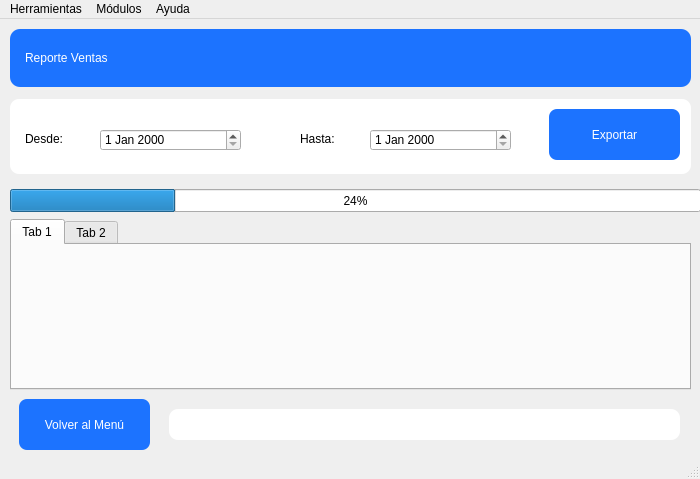
Old version of the form app/reporte_ventas/ui/view_reporte_ventas.ui in the repository SamSami25/PyWoo.
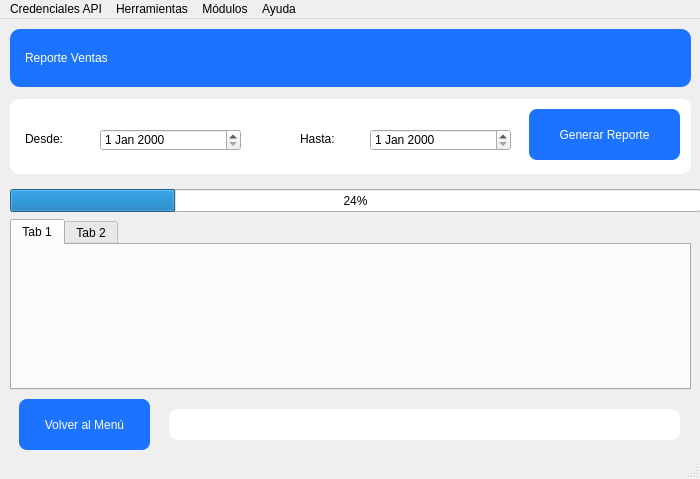
New version of the form.

```diff
--- a/app/reporte_ventas/ui/view_reporte_ventas.ui
+++ b/app/reporte_ventas/ui/view_reporte_ventas.ui
@@ -122,9 +122,9 @@
    <widget class="QPushButton" name="pbt_salir">
     <property name="geometry">
      <rect>
-      <x>549</x>
+      <x>529</x>
       <y>90</y>
-      <width>131</width>
+      <width>151</width>
       <height>51</height>
      </rect>
     </property>
@@ -136,7 +136,7 @@
 padding: 6px 12px;</string>
     </property>
     <property name="text">
-     <string>Exportar</string>
+     <string>Generar Reporte</string>
     </property>
    </widget>
    <widget class="QProgressBar" name="progressB_barra">
@@ -268,6 +268,12 @@
     </property>
     <addaction name="actionAcerca_de"/>
    </widget>
+   <widget class="QMenu" name="menuCredenciales_API">
+    <property name="title">
+     <string>Credenciales API</string>
+    </property>
+   </widget>
+   <addaction name="menuCredenciales_API"/>
    <addaction name="menuHerramientas"/>
    <addaction name="menuM_dulo"/>
    <addaction name="menuAyuda"/>
```
Left out of the diff: 2 changed lines with no effect on the pictures.
